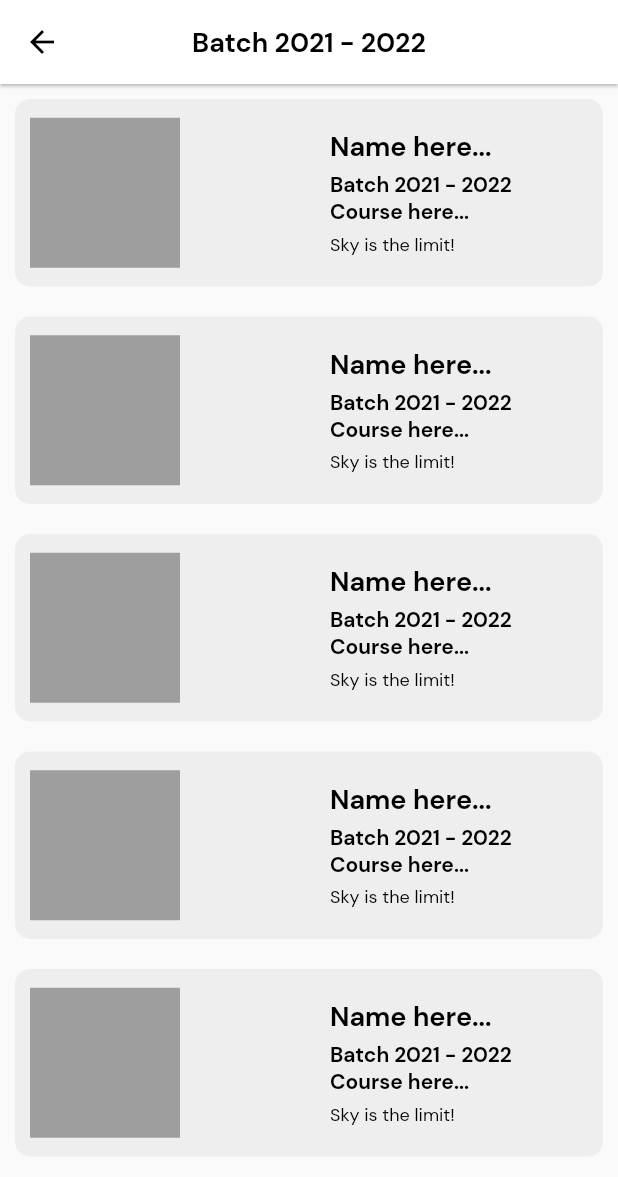
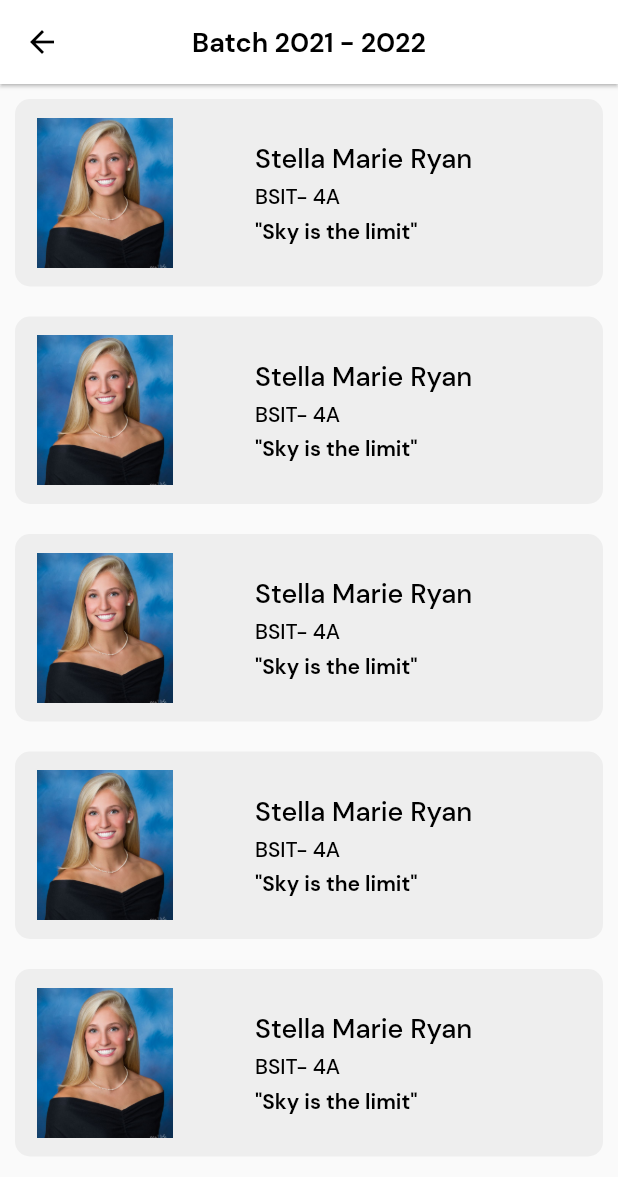
Before and after one commit to xxiimcha/yearbook_app, a Flutter app: the BatchTab screen opened directly, after a tap on "2021 - 2022", on a phone screen of 412 x 824 dp. Shown: the top 1177 px of the screen. Run offline on Flutter 3.47's test engine with Material 2 defaults, Android fonts, the phone set to English and light mode, and no system bars; our stand-ins replace cloud_firestore, firebase_auth, firebase_core, fluttertoast; accounts and stored records are empty.

Commit message:
added alumnus profile page

```diff
--- a/lib/screens/home_screen.dart
+++ b/lib/screens/home_screen.dart
@@ -2,6 +2,7 @@ import 'package:flutter/material.dart';
 import 'package:yearbook_app/screens/tabs/about_school_tab.dart';
 import 'package:yearbook_app/screens/tabs/about_theme_tab.dart';
 import 'package:yearbook_app/screens/tabs/graduates_page_tab.dart';
+import 'package:yearbook_app/screens/tabs/school_activities_tab.dart';
 import 'package:yearbook_app/utlis/colors.dart';
 import 'package:yearbook_app/widgets/text_widget.dart';
 
@@ -105,7 +106,9 @@ class _HomeScreenState extends State<HomeScreen> {
               ? const AboutSchoolTab()
               : selectedChip == 'Graduates Page'
                   ? const GraduatesTab()
-                  : const AboutThemeTab()
+                  : selectedChip == 'School Activities'
+                      ? const SchoolActivitiesTab()
+                      : const AboutThemeTab()
         ],
       ),
     );
--- a/lib/screens/tabs/about_theme_tab.dart
+++ b/lib/screens/tabs/about_theme_tab.dart
@@ -5,6 +5,6 @@ class AboutThemeTab extends StatelessWidget {
 
   @override
   Widget build(BuildContext context) {
-    return const Placeholder();
+    return Container();
   }
 }
--- a/lib/screens/tabs/alumnus_tab.dart
+++ b/lib/screens/tabs/alumnus_tab.dart
@@ -1,4 +1,5 @@
 import 'package:flutter/material.dart';
+import 'package:yearbook_app/screens/tabs/alumnus_profile_tab.dart';
 import 'package:yearbook_app/widgets/text_widget.dart';
 
 class AlumnusTab extends StatefulWidget {
@@ -41,6 +42,11 @@ class _AlumnusTabState extends State<AlumnusTab> {
             itemBuilder: (context, index) {
               return Padding(
                 padding: const EdgeInsets.all(10.0),
+                child: GestureDetector(
+                  onTap: () {
+                    Navigator.of(context).push(MaterialPageRoute(
+                        builder: (context) => const AlumnusProfileTab()));
+                  },
                   child: Container(
                     width: double.infinity,
                     height: 125,
@@ -57,45 +63,47 @@ class _AlumnusTabState extends State<AlumnusTab> {
                           Container(
                             height: 100,
                             width: 100,
-                          color: Colors.grey,
+                            decoration: const BoxDecoration(
+                              image: DecorationImage(
+                                image: AssetImage(
+                                  'assets/images/pic.png',
+                                ),
+                              ),
+                            ),
                           ),
                           const SizedBox(
-                          width: 100,
+                            width: 50,
                           ),
                           Column(
                             crossAxisAlignment: CrossAxisAlignment.start,
                             mainAxisAlignment: MainAxisAlignment.center,
                             children: [
                               TextWidget(
-                              text: 'Name here...',
+                                text: 'Stella Marie Ryan',
                                 fontSize: 18,
                                 color: Colors.black,
-                              fontFamily: 'Bold',
+                                fontFamily: 'Medium',
                               ),
                               const SizedBox(
                                 height: 5,
                               ),
                               TextWidget(
-                              text: 'Batch ${widget.batch}',
+                                text: 'BSIT- 4A',
                                 fontSize: 14,
-                              fontFamily: 'Bold',
-                            ),
-                            TextWidget(
-                              text: 'Course here...',
-                              fontSize: 14,
-                              fontFamily: 'Bold',
+                                fontFamily: 'Medium',
                               ),
                               const SizedBox(
                                 height: 5,
                               ),
                               TextWidget(
-                              text: 'Sky is the limit!',
-                              fontSize: 12,
-                              fontFamily: 'Regular',
+                                text: '"Sky is the limit"',
+                                fontSize: 14,
+                                fontFamily: 'Bold',
                               ),
                             ],
                           ),
                         ],
+                      ),
                     ),
                   ),
                 ),
--- a/lib/widgets/text_widget.dart
+++ b/lib/widgets/text_widget.dart
@@ -8,10 +8,12 @@ class TextWidget extends StatelessWidget {
   late TextDecoration? decoration;
   final bool? isItalize;
   final bool? isBold;
+  final TextAlign? align;
 
   TextWidget(
       {super.key,
       this.decoration,
+      this.align = TextAlign.center,
       this.isItalize = false,
       this.isBold = false,
       required this.text,
@@ -23,7 +25,7 @@ class TextWidget extends StatelessWidget {
   Widget build(BuildContext context) {
     return Text(
       text,
-      textAlign: TextAlign.start,
+      textAlign: align,
       style: TextStyle(
           fontStyle: isItalize! ? FontStyle.italic : null,
           decoration: decoration,
```
Also changed, not shown: lib/screens/tabs/alumnus_profile_tab.dart (added, +85 -0 lines), lib/screens/tabs/school_activities_tab.dart (added, +108 -0 lines), assets/images/Rectangle 1.png (added), assets/images/Rectangle 4.png (added), assets/images/pic.png (added). Lines whose indentation alone changed are shown as unchanged.
